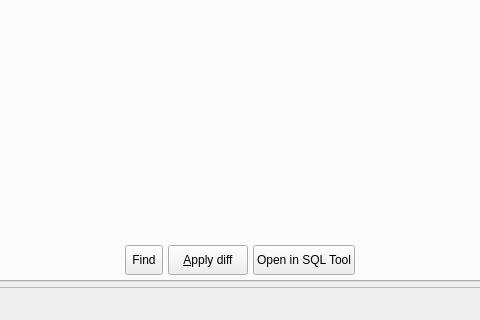
First picture: the form in libs/libgui/ui/tools/modeldatabasediffform.ui, repository pgmodeler/pgmodeler, before the edit; both pictures show x 170 to 650 and y 380 to 700 of the 820 by 700 pixel window.
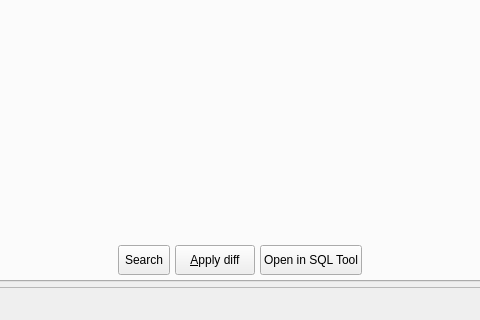
Second picture: the form after the edit. The open tabs and pages were chosen to show the change. Icons and pictures are not drawn.

Patch:
```diff
--- a/libs/libgui/ui/tools/modeldatabasediffform.ui
+++ b/libs/libgui/ui/tools/modeldatabasediffform.ui
@@ -2559,7 +2559,7 @@
              <string>Perform text search on the SQL code.</string>
             </property>
             <property name="text">
-             <string>Find</string>
+             <string>Search</string>
             </property>
             <property name="icon">
              <iconset resource="../../res/resources.qrc">
```
